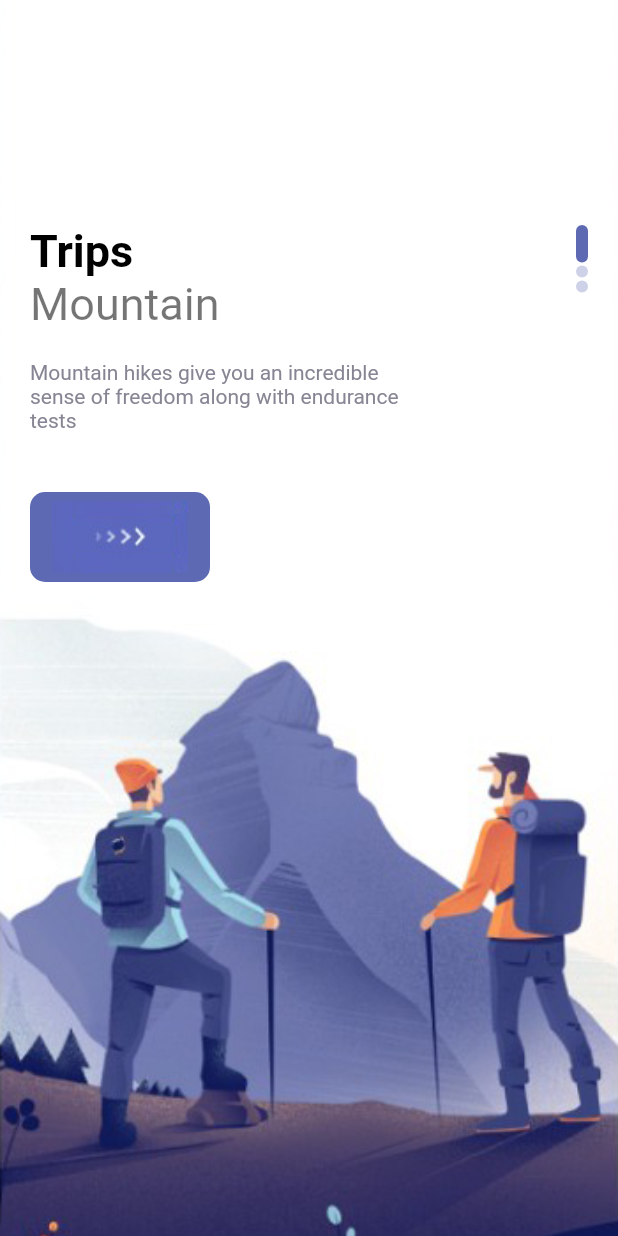
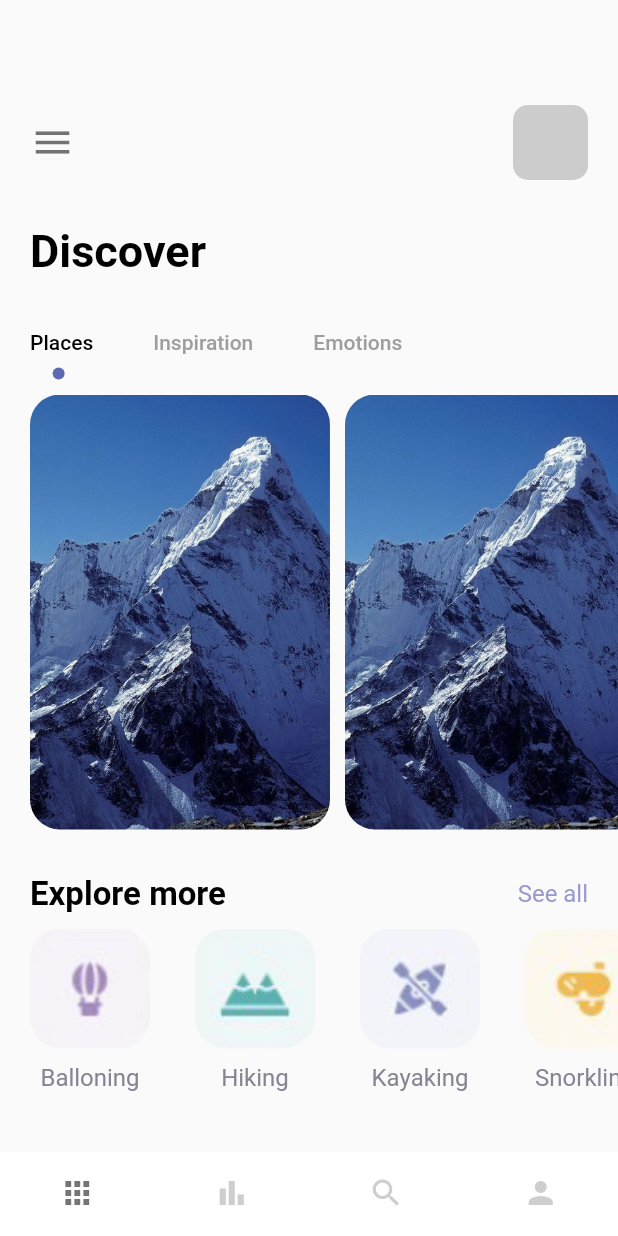
Before and after one commit to oussama-tr/flutter_travel_app, a Flutter app: the screen it shows after launch, on a phone screen of 412 x 824 dp. Run offline on Flutter 3.47's test engine with Material 2 defaults, Android fonts, the phone set to English and light mode, and no system bars.

Commit message:
home page

```diff
--- a/lib/main.dart
+++ b/lib/main.dart
@@ -1,4 +1,5 @@
 import 'package:flutter/material.dart';
+import 'package:flutter_travel_app/navpages/main_page.dart';
 import 'package:flutter_travel_app/pages/welcome_page.dart';
 
 void main() {
@@ -12,11 +13,11 @@
   @override
   Widget build(BuildContext context) {
     return MaterialApp(
-        title: 'Flutter Demo',
+        title: 'Flutter Travel App',
         debugShowCheckedModeBanner: false,
         theme: ThemeData(
           primarySwatch: Colors.blue,
         ),
-        home: WelcomePage());
+        home: MainPage());
   }
 }
--- /dev/null
+++ b/lib/navpages/bar_item_page.dart
@@ -0,0 +1,12 @@
+import 'package:flutter/material.dart';
+
+class BarItemPage extends StatelessWidget {
+  const BarItemPage({Key? key}) : super(key: key);
+
+  @override
+  Widget build(BuildContext context) {
+    return Container(
+      child: Center(child: Text("Bar Item Page")),
+    );
+  }
+}
--- /dev/null
+++ b/lib/navpages/home_page.dart
@@ -0,0 +1,209 @@
+import 'package:flutter/material.dart';
+import 'package:flutter_travel_app/misc/colors.dart';
+import 'package:flutter_travel_app/widgets/app_large_text.dart';
+import 'package:flutter_travel_app/widgets/app_text.dart';
+
+class HomePage extends StatefulWidget {
+  const HomePage({Key? key}) : super(key: key);
+
+  @override
+  State<HomePage> createState() => _HomePageState();
+}
+
+class _HomePageState extends State<HomePage> with TickerProviderStateMixin {
+  var images = {
+    "balloning.png": "Balloning",
+    "hiking.png": "Hiking",
+    "kayaking.png": "Kayaking",
+    "snorkling.png": "Snorkling",
+  };
+
+  @override
+  Widget build(BuildContext context) {
+    TabController _tabController = TabController(length: 3, vsync: this);
+
+    return Scaffold(
+      body: Column(crossAxisAlignment: CrossAxisAlignment.start, children: [
+        // menu text
+        Container(
+            padding: const EdgeInsets.only(top: 70, left: 20),
+            child: Row(
+              children: [
+                Icon(
+                  Icons.menu,
+                  size: 30,
+                  color: Colors.black54,
+                ),
+                Expanded(
+                  child: Container(),
+                ),
+                Container(
+                  margin: const EdgeInsets.only(right: 20),
+                  width: 50,
+                  height: 50,
+                  decoration: BoxDecoration(
+                      borderRadius: BorderRadius.circular(10),
+                      color: Colors.grey.withOpacity(0.5)),
+                )
+              ],
+            )),
+        const SizedBox(
+          height: 30,
+        ),
+        // discover text
+        Container(
+          margin: const EdgeInsets.only(left: 20),
+          child: AppLargeText(text: "Discover"),
+        ),
+        const SizedBox(
+          height: 20,
+        ),
+        // tabbar
+        Align(
+          alignment: Alignment.centerLeft,
+          child: TabBar(
+              labelPadding: const EdgeInsets.only(left: 20, right: 20),
+              controller: _tabController,
+              labelColor: Colors.black,
+              unselectedLabelColor: Colors.grey,
+              isScrollable: true,
+              indicatorSize: TabBarIndicatorSize.label,
+              indicator:
+                  CircleTabIndicator(color: AppColors.mainColor, radius: 4),
+              tabs: [
+                Tab(
+                  text: "Places",
+                ),
+                Tab(
+                  text: "Inspiration",
+                ),
+                Tab(text: "Emotions")
+              ]),
+        ),
+        Container(
+          padding: const EdgeInsets.only(left: 20),
+          height: 300,
+          width: double.maxFinite,
+          child: TabBarView(controller: _tabController, children: [
+            ListView.builder(
+              itemCount: 3,
+              scrollDirection: Axis.horizontal,
+              itemBuilder: (BuildContext context, int index) {
+                return Container(
+                  margin: const EdgeInsets.only(right: 10, top: 10),
+                  width: 200,
+                  height: 300,
+                  decoration: BoxDecoration(
+                    borderRadius: BorderRadius.circular(20),
+                    color: Colors.white,
+                    image: const DecorationImage(
+                      image: AssetImage("img/mountain.jpeg"),
+                      fit: BoxFit.cover,
+                    ),
+                  ),
+                );
+              },
+            ),
+            Text("Here"),
+            Text("By")
+          ]),
+        ),
+        const SizedBox(
+          height: 30,
+        ),
+        Container(
+          margin: const EdgeInsets.only(left: 20, right: 20),
+          child: Row(
+            mainAxisAlignment: MainAxisAlignment.spaceBetween,
+            crossAxisAlignment: CrossAxisAlignment.center,
+            children: [
+              AppLargeText(
+                text: "Explore more",
+                size: 22,
+              ),
+              AppText(
+                text: "See all",
+                color: AppColors.textColor1,
+              )
+            ],
+          ),
+        ),
+        const SizedBox(
+          height: 10,
+        ),
+        Container(
+          height: 120,
+          width: double.maxFinite,
+          margin: const EdgeInsets.only(left: 20),
+          child: ListView.builder(
+              scrollDirection: Axis.horizontal,
+              itemCount: 4,
+              itemBuilder: (_, index) {
+                return Container(
+                  margin: const EdgeInsets.only(right: 30),
+                  child: Column(
+                    crossAxisAlignment: CrossAxisAlignment.center,
+                    children: [
+                      Container(
+                        width: 80,
+                        height: 80,
+                        decoration: BoxDecoration(
+                          borderRadius: BorderRadius.circular(20),
+                          color: Colors.white,
+                          image: DecorationImage(
+                            image: AssetImage(
+                                "img/" + images.keys.elementAt(index)),
+                            fit: BoxFit.cover,
+                          ),
+                        ),
+                      ),
+                      SizedBox(
+                        height: 10,
+                      ),
+                      Container(
+                        child: AppText(
+                          text: images.values.elementAt(index),
+                          color: AppColors.textColor2,
+                        ),
+                      )
+                    ],
+                  ),
+                );
+              }),
+        )
+      ]),
+    );
+  }
+}
+
+// ignore: must_be_immutable
+class CircleTabIndicator extends Decoration {
+  final Color color;
+  double radius;
+
+  CircleTabIndicator({required this.color, required this.radius});
+
+  @override
+  BoxPainter createBoxPainter([VoidCallback? onChanged]) {
+    return _CirclePainer(color: color, radius: radius);
+  }
+}
+
+class _CirclePainer extends BoxPainter {
+  final Color color;
+  double radius;
+
+  _CirclePainer({required this.color, required this.radius});
+
+  @override
+  void paint(Canvas canvas, Offset offset, ImageConfiguration configuration) {
+    Paint _paint = Paint();
+    _paint.color = color;
+    _paint.isAntiAlias = true;
+    final Offset circleOffset = Offset(
+        configuration.size!.width / 2 - radius / 2,
+        configuration.size!.height - radius);
+
+    canvas.drawCircle(offset + circleOffset, radius, _paint);
+  }
+}
--- /dev/null
+++ b/lib/navpages/main_page.dart
@@ -0,0 +1,50 @@
+import 'package:flutter/material.dart';
+import 'package:flutter_travel_app/navpages/bar_item_page.dart';
+import 'package:flutter_travel_app/navpages/home_page.dart';
+import 'package:flutter_travel_app/navpages/my_page.dart';
+import 'package:flutter_travel_app/navpages/search_page.dart';
+
+class MainPage extends StatefulWidget {
+  MainPage({Key? key}) : super(key: key);
+
+  @override
+  State<MainPage> createState() => _MainPageState();
+}
+
+class _MainPageState extends State<MainPage> {
+  List pages = [HomePage(), BarItemPage(), SearchPage(), MyPage()];
+
+  int currentIndex = 0;
+  void onTap(int index) {
+    setState(() {
+      currentIndex = index;
+    });
+  }
+
+  @override
+  Widget build(BuildContext context) {
+    return Scaffold(
+      backgroundColor: Colors.white,
+      body: pages[currentIndex],
+      bottomNavigationBar: BottomNavigationBar(
+          unselectedFontSize: 0,
+          selectedFontSize: 0,
+          type: BottomNavigationBarType.fixed,
+          backgroundColor: Colors.white,
+          onTap: onTap,
+          currentIndex: currentIndex,
+          selectedItemColor: Colors.black54,
+          unselectedItemColor: Colors.grey.withOpacity(0.5),
+          showSelectedLabels: false,
+          showUnselectedLabels: false,
+          elevation: 0,
+          items: [
+            BottomNavigationBarItem(label: "Home", icon: Icon(Icons.apps)),
+            BottomNavigationBarItem(
+                label: "Bar", icon: Icon(Icons.bar_chart_sharp)),
+            BottomNavigationBarItem(label: "Search", icon: Icon(Icons.search)),
+            BottomNavigationBarItem(label: "MY", icon: Icon(Icons.person)),
+          ]),
+    );
+  }
+}
--- /dev/null
+++ b/lib/navpages/my_page.dart
@@ -0,0 +1,12 @@
+import 'package:flutter/material.dart';
+
+class MyPage extends StatelessWidget {
+  const MyPage({Key? key}) : super(key: key);
+
+  @override
+  Widget build(BuildContext context) {
+    return Container(
+      child: Center(child: Text("My Page")),
+    );
+  }
+}
--- /dev/null
+++ b/lib/navpages/search_page.dart
@@ -0,0 +1,12 @@
+import 'package:flutter/material.dart';
+
+class SearchPage extends StatelessWidget {
+  const SearchPage({Key? key}) : super(key: key);
+
+  @override
+  Widget build(BuildContext context) {
+    return Container(
+      child: Center(child: Text("Search Page")),
+    );
+  }
+}
```
